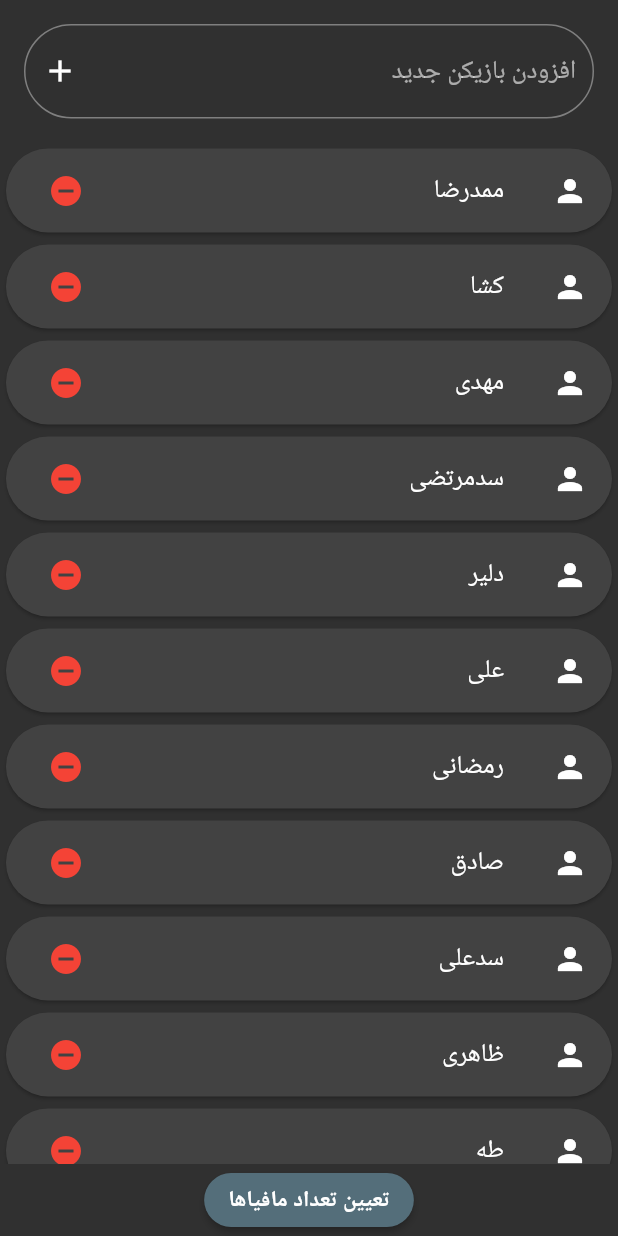
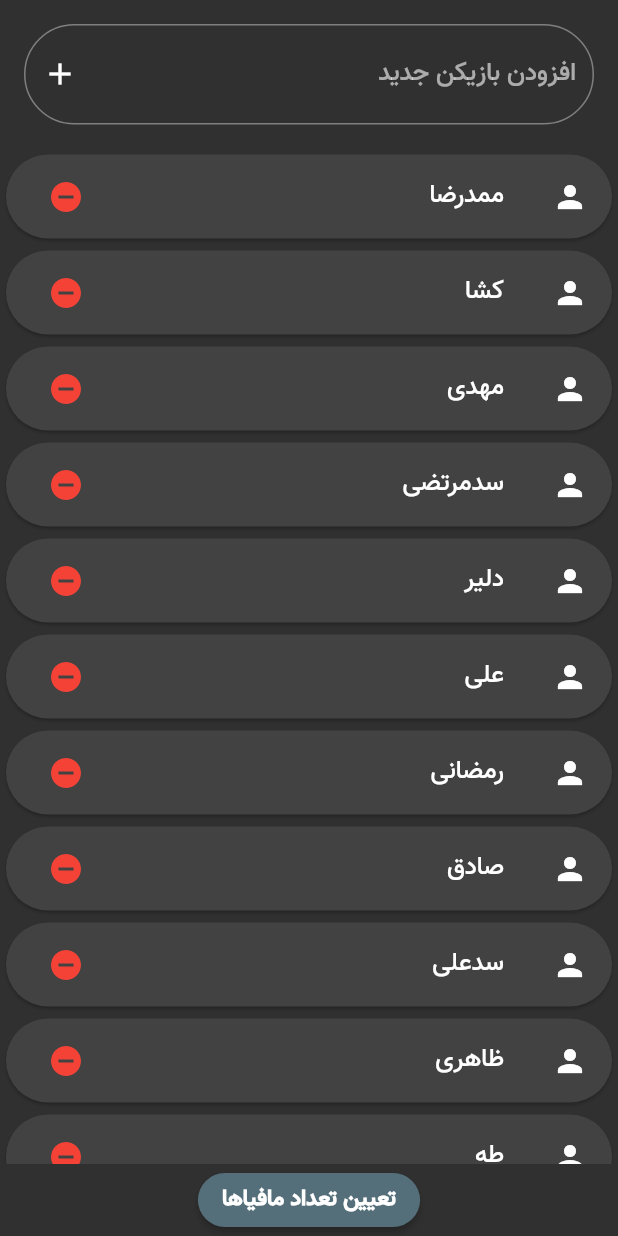
Before and after one commit to mokhosh/mafia_god, a Flutter app: the screen it shows after launch, on a phone screen of 412 x 824 dp. Run offline on Flutter 3.47's test engine with Material 2 defaults, Android fonts, the phone set to English and light mode, and no system bars; our stand-ins replace numberpicker, stop_watch_timer; missing offline and left inert: flutter_circular_chart.

Commit message:
add vazir font

```diff
--- a/lib/main.dart
+++ b/lib/main.dart
@@ -18,6 +18,7 @@ class MyApp extends StatelessWidget {
       theme: ThemeData(
         primarySwatch: Colors.blueGrey,
         brightness: Brightness.dark,
+        fontFamily: 'Vazir',
       ),
       localizationsDelegates: [
         GlobalMaterialLocalizations.delegate,
```
Also changed, not shown: pubspec.yaml (+11 -13 lines), fonts/vazir.ttf (added), pubspec.lock, 1 other file.
